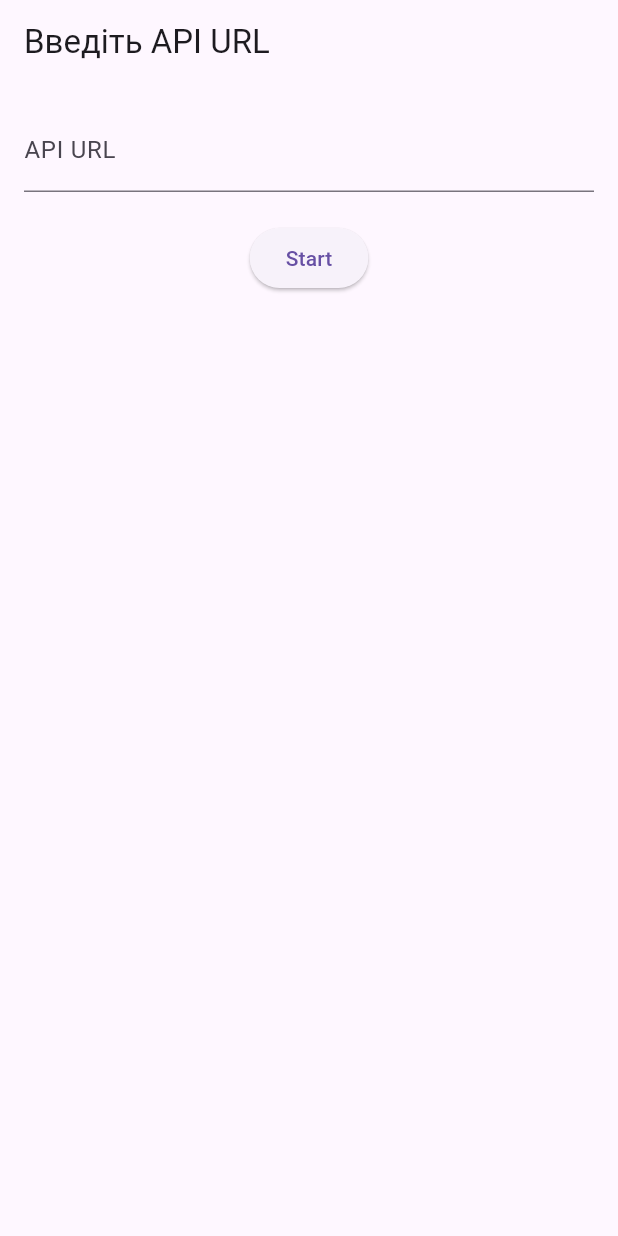
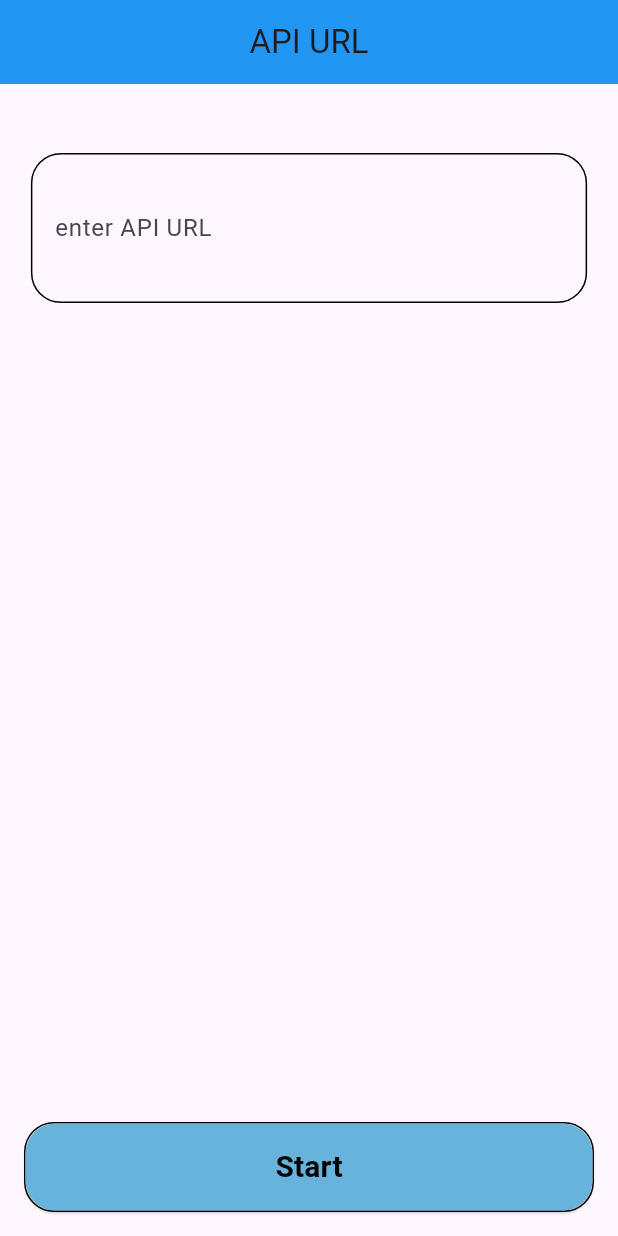
Before and after one commit to ka1ya/pathfinder_app, a Flutter app: the screen it shows after launch, on a phone screen of 412 x 824 dp. Run offline on Flutter 3.47's test engine with Material 3 defaults, Android fonts, the phone set to English and light mode, and no system bars; our stand-ins replace bloc, dio, equatable, flutter_bloc.

```diff
--- a/lib/bloc/path_bloc_event.dart
+++ b/lib/bloc/path_bloc_event.dart
@@ -1,4 +1,26 @@
 part of 'path_bloc_bloc.dart';
 
-@immutable
-sealed class PathBlocEvent {}
+abstract class PathBlocEvent extends Equatable {
+  const PathBlocEvent();
+
+  @override
+  List<Object> get props => [];
+}
+
+class FetchDataEvent extends PathBlocEvent {
+  final String baseUrl;
+
+  FetchDataEvent(this.baseUrl);
+
+  @override
+  List<Object> get props => [baseUrl];
+}
+
+class SendResultsEvent extends PathBlocEvent {
+  final dynamic results;
+  final String baseUrl;
+  SendResultsEvent(this.results, this.baseUrl);
+
+  @override
+  List<Object> get props => [results, baseUrl];
+}
--- a/lib/bloc/path_bloc_state.dart
+++ b/lib/bloc/path_bloc_state.dart
@@ -1,6 +1,32 @@
 part of 'path_bloc_bloc.dart';
 
-@immutable
-sealed class PathBlocState {}
+abstract class PathBlocState extends Equatable {
+  const PathBlocState();
 
-final class PathBlocInitial extends PathBlocState {}
+  @override
+  List<Object> get props => [];
+}
+
+class PathfinderInitial extends PathBlocState {}
+
+class PathfinderLoading extends PathBlocState {}
+
+class PathfinderLoaded extends PathBlocState {
+  final List<dynamic> data;
+
+  PathfinderLoaded(this.data);
+
+  @override
+  List<Object> get props => [data];
+}
+
+class PathfinderError extends PathBlocState {
+  final String message;
+
+  PathfinderError(this.message);
+
+  @override
+  List<Object> get props => [message];
+}
+
+class PathResultsSent extends PathBlocState {}
--- a/lib/features/url_input_screen.dart
+++ b/lib/features/url_input_screen.dart
@@ -1,5 +1,7 @@
 import 'package:flutter/material.dart';
+import 'package:pathfinding_app/bloc/path_bloc_bloc.dart';
 import 'task_progress_screen.dart';
+import 'package:flutter_bloc/flutter_bloc.dart';
 
 class UrlInputScreen extends StatefulWidget {
   @override
@@ -9,10 +11,14 @@ class UrlInputScreen extends StatefulWidget {
 class _UrlInputScreenState extends State<UrlInputScreen> {
   final TextEditingController _urlController = TextEditingController();
   String? _errorMessage;
+  late String url;
+  PathBlocBloc pathBloc = PathBlocBloc();
 
   void _startProcess() {
-    final url = _urlController.text;
+    url = _urlController.text;
     if (Uri.tryParse(url)?.hasAbsolutePath ?? false) {
+      pathBloc.add(FetchDataEvent(url));
+
       Navigator.push(
         context,
         MaterialPageRoute(
@@ -29,23 +35,61 @@ class _UrlInputScreenState extends State<UrlInputScreen> {
   Widget build(BuildContext context) {
     return Scaffold(
       appBar: AppBar(
-        title: Text('Введіть API URL'),
+        centerTitle: true,
+        title: const Text('API URL'),
+        backgroundColor: Colors.blue,
       ),
       body: Padding(
         padding: const EdgeInsets.all(16.0),
         child: Column(
+          crossAxisAlignment: CrossAxisAlignment.center,
           children: [
-            TextField(
-              controller: _urlController,
-              decoration: InputDecoration(
-                labelText: 'API URL',
-                errorText: _errorMessage,
+            const SizedBox(height: 30),
+            Container(
+              padding: const EdgeInsets.symmetric(horizontal: 15, vertical: 10),
+              alignment: Alignment.center,
+              height: 100,
+              width: MediaQuery.of(context).size.width * 0.9,
+              decoration: BoxDecoration(
+                border: Border.all(color: Colors.black),
+                borderRadius: BorderRadius.circular(20),
+              ),
+              child: TextField(
+                controller: _urlController,
+                decoration: InputDecoration(
+                  labelText: 'enter API URL',
+                  errorText: _errorMessage,
+                  border: InputBorder.none,
+                ),
               ),
             ),
-            SizedBox(height: 20),
-            ElevatedButton(
-              onPressed: _startProcess,
-              child: Text('Start'),
+            const Spacer(),
+            Container(
+              width: MediaQuery.of(context).size.width * 1,
+              height: 60,
+              decoration: BoxDecoration(
+                borderRadius: BorderRadius.circular(20),
+                color: const Color.fromRGBO(244, 243, 243, 1),
+                border: Border.all(color: Colors.black),
+              ),
+              child: ElevatedButton(
+                onPressed: () {
+                  _startProcess();
+                },
+                style: ElevatedButton.styleFrom(
+                  backgroundColor: const Color.fromARGB(255, 103, 179, 220),
+                  shape: RoundedRectangleBorder(
+                    borderRadius: BorderRadius.circular(20),
+                  ),
+                ),
+                child: const Text(
+                  'Start',
+                  style: TextStyle(
+                      fontSize: 20,
+                      fontWeight: FontWeight.w600,
+                      color: Colors.black),
+                ),
+              ),
             ),
           ],
         ),
--- a/lib/main.dart
+++ b/lib/main.dart
@@ -10,6 +10,7 @@ class MyApp extends StatelessWidget {
   Widget build(BuildContext context) {
     return MaterialApp(
       title: 'Pathfinding App',
+      debugShowCheckedModeBanner: false,
       theme: ThemeData(
         primarySwatch: Colors.teal,
       ),
--- /dev/null
+++ b/lib/models/api_model.dart
@@ -0,0 +1,5 @@
+class ApiConfig {
+  final String baseUrl;
+
+  ApiConfig({required this.baseUrl});
+}
--- a/pubspec.yaml
+++ b/pubspec.yaml
@@ -37,6 +37,8 @@ dependencies:
   cupertino_icons: ^1.0.6
   dio: ^5.4.3+1
   bloc: ^8.1.4
+  equatable: ^2.0.5
+  flutter_bloc: ^8.1.6
 
 dev_dependencies:
   flutter_test:
```
Also changed, not shown: lib/api/api_service.dart (+8 -8 lines), lib/bloc/path_bloc_bloc.dart (+21 -4 lines), lib/features/task_progress_screen.dart (+19 -2 lines), lib/models/grid_data_model.dart (added, +64 -0 lines), lib/utils/pathfinding.dart (+54 -2 lines), lib/models/task_model.dart (deleted), pubspec.lock.
